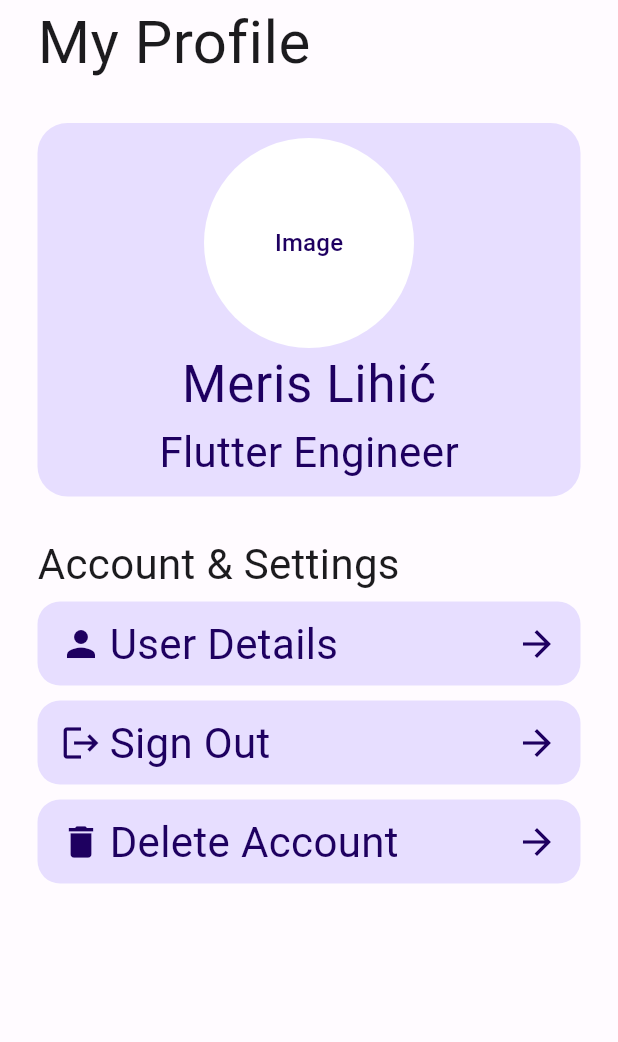
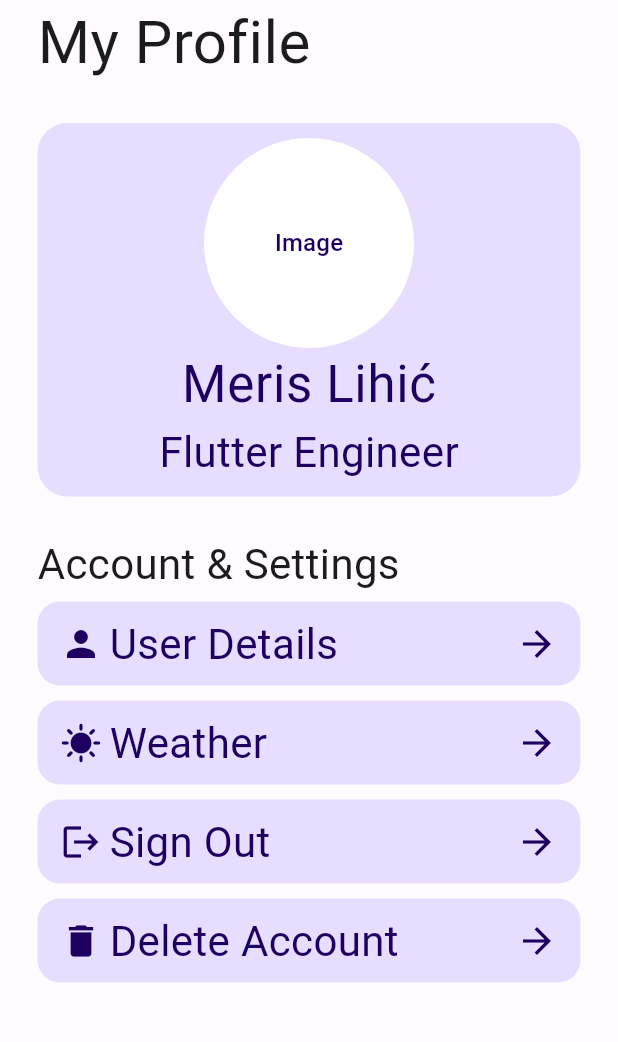
Before and after one commit to Warty71/code-master, a Flutter app: the UserPage screen opened directly, on a phone screen of 412 x 824 dp, the part 84-1126 px from its top. Run offline on Flutter 3.47's test engine with Material 3 defaults, Android fonts, the phone set to English and light mode, and no system bars; our stand-ins replace bloc, cloud_firestore, connectivity_plus, dio, easy_localization, firebase_auth and 10 more; accounts and stored records are empty; generated files the repository leaves out were written again.

Commit message:
Dio, Retrofit, Weather API.

```diff
--- /dev/null
+++ b/lib/bloc/weather_bloc/weather_bloc.dart
@@ -0,0 +1,34 @@
+import 'package:code_master/bloc/weather_bloc/weather_event.dart';
+import 'package:code_master/bloc/weather_bloc/weather_state.dart';
+import 'package:code_master/handlers/weather_handler/weather_handler.dart';
+import 'package:code_master/managers/snackbar_manager.dart';
+import 'package:code_master/models/weather_model/weather_model.dart';
+import 'package:code_master/utils/dto_model.dart';
+import 'package:flutter_bloc/flutter_bloc.dart';
+import 'package:flutter_dotenv/flutter_dotenv.dart';
+
+class WeatherBloc extends Bloc<WeatherEvent, WeatherState> {
+  final WeatherHandler weatherHandler = WeatherHandler();
+
+  WeatherBloc() : super(const WeatherState()) {
+    on<WeatherEvent>((event, emit) async {
+      try {
+        if (event is GetWeather) {
+          // * Fetch Weather Data
+          final weatherDto = await weatherHandler.getWeather(
+            event.lat,
+            event.lon,
+            dotenv.env["API_KEY"]!,
+          );
+
+          final WeatherModel weather = DTOtoModel.weatherDtM(weatherDto);
+
+          emit(state.copyWith(weather: weather));
+        }
+      } catch (e) {
+        SnackbarManager().showSnackbar(e.toString());
+        rethrow;
+      }
+    });
+  }
+}
--- /dev/null
+++ b/lib/bloc/weather_bloc/weather_event.dart
@@ -0,0 +1,11 @@
+abstract class WeatherEvent {}
+
+class GetWeather extends WeatherEvent {
+  final double lat;
+  final double lon;
+
+  GetWeather(
+    this.lat,
+    this.lon,
+  );
+}
--- /dev/null
+++ b/lib/bloc/weather_bloc/weather_state.dart
@@ -0,0 +1,12 @@
+import 'package:code_master/models/weather_model/weather_model.dart';
+import 'package:freezed_annotation/freezed_annotation.dart';
+
+part 'weather_state.freezed.dart';
+
+@freezed
+class WeatherState with _$WeatherState {
+  const factory WeatherState({
+    @Default(false) bool? isLoading,
+    WeatherModel? weather,
+  }) = _WeatherState;
+}
--- /dev/null
+++ b/lib/models/weather_model/weather_model.dart
@@ -0,0 +1,23 @@
+import 'package:freezed_annotation/freezed_annotation.dart';
+import "package:flutter/foundation.dart";
+
+part 'weather_model.freezed.dart';
+part 'weather_model.g.dart';
+
+@freezed
+class WeatherModel with _$WeatherModel {
+  const factory WeatherModel({
+    required double lat,
+    required double lon,
+    required String weatherDescription,
+    required double temperature,
+    required double feelsLike,
+    required double tempMin,
+    required double tempMax,
+    required int pressure,
+    required int humidity,
+  }) = _WeatherModel;
+
+  factory WeatherModel.fromJson(Map<String, dynamic> json) =>
+      _$WeatherModelFromJson(json);
+}
--- a/lib/pages/user_page.dart
+++ b/lib/pages/user_page.dart
@@ -119,7 +119,7 @@ class UserPage extends StatelessWidget {
                   ),
                 ),
 
-                // * ListView
+                // * Usertiles
                 UserTile(
                   title: "User Details",
                   icon: Icon(
@@ -131,6 +131,19 @@ class UserPage extends StatelessWidget {
                     context.push("/cv");
                   },
                 ),
+
+                UserTile(
+                  title: "Weather",
+                  icon: Icon(
+                    Icons.sunny,
+                    size: 28,
+                    color: Theme.of(context).colorScheme.onPrimaryContainer,
+                  ),
+                  onTap: () {
+                    context.push("/weather");
+                  },
+                ),
+
                 UserTile(
                   title: "Sign Out",
                   icon: Icon(
@@ -142,6 +155,7 @@ class UserPage extends StatelessWidget {
                     BlocProvider.of<UserBloc>(context).add(UserEvent.signOut);
                   },
                 ),
+
                 UserTile(
                   title: "Delete Account",
                   icon: Icon(
--- a/lib/router/app_router.dart
+++ b/lib/router/app_router.dart
@@ -3,6 +3,7 @@ import 'package:code_master/pages/auth_page.dart';
 import 'package:code_master/pages/home_page.dart';
 import 'package:code_master/pages/onboarding_page.dart';
 import 'package:code_master/pages/login_page.dart';
+import 'package:code_master/pages/weather_page.dart';
 import 'package:flutter/material.dart';
 import 'package:go_router/go_router.dart';
 import '../pages/cv_page.dart';
@@ -41,6 +42,12 @@ class AppRouter {
               return const CVPage();
             },
           ),
+          GoRoute(
+            path: "weather",
+            builder: (BuildContext context, GoRouterState state) {
+              return const WeatherPage();
+            },
+          ),
         ],
       ),
     ],
--- a/pubspec.yaml
+++ b/pubspec.yaml
@@ -46,14 +46,17 @@ dependencies:
   firebase_database: ^10.2.4
   firebase_performance: ^0.9.3+8
   flutter_bloc: ^8.1.3
+  flutter_dotenv: ^5.1.0
   flutter_snake_navigationbar: ^0.6.1
   flutter_spinkit: ^5.2.0
   go_router: ^13.0.1
   google_sign_in: ^6.1.4
   google_fonts: ^6.1.0
   rename: ^3.0.0
+  retrofit: ^4.1.0
   freezed_annotation: ^2.4.1
   json_annotation: ^4.8.1
+  dio: ^5.4.0
 
 
 dev_dependencies:
@@ -69,6 +72,7 @@ dev_dependencies:
   build_runner: ^2.4.8
   freezed: ^2.4.6
   json_serializable: ^6.7.1
+  retrofit_generator: ^8.1.0
 
 # For information on the generic Dart part of this file, see the
 # following page: https://dart.dev/tools/pub/pubspec
@@ -82,6 +86,7 @@ flutter:
   uses-material-design: true
 
   assets:
+    - .env
     - assets/images/
     - assets/translations/
 
```
Also changed, not shown: lib/api/weather/dto/weather_dto.dart (added, +43 -0 lines), lib/api/weather/weather_client.dart (added, +17 -0 lines), lib/handlers/weather_handler/weather_handler.dart (added, +20 -0 lines), lib/main.dart (+8 -1 lines), lib/pages/weather_page.dart (added, +51 -0 lines), lib/utils/dto_model.dart (added, +18 -0 lines), lib/widgets/cm_weather_report.dart (added, +112 -0 lines), lib/api/weather/dto/weather_dto.g.dart (added), lib/api/weather/weather_client.g.dart (added), lib/bloc/weather_bloc/weather_state.freezed.dart (added), lib/models/weather_model/weather_model.freezed.dart (added), lib/models/weather_model/weather_model.g.dart (added), pubspec.lock, 2 other files.
